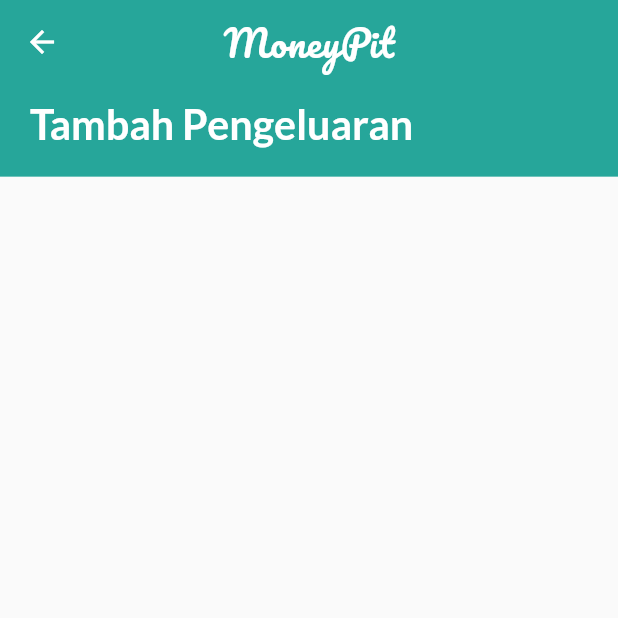
After one commit to ardhanmz/MoneyPit-Flutter, a Flutter app: the HomeView screen opened by its route, after a tap on the "add" icon, on a phone screen of 412 x 824 dp, the top half of it. The commit adds this screen. Run offline on Flutter 3.47's test engine with Material 2 defaults, Android fonts, the phone set to English and light mode, and no system bars; our stand-ins replace flutter_screenutil, flutter_svg, google_fonts; network calls fail.

Commit message:
Add Add Expense View

```diff
--- a/lib/main.dart
+++ b/lib/main.dart
@@ -1,4 +1,5 @@
 import 'package:flutter/material.dart';
+import 'package:moneypit_flutter/views/AddExpenseView.dart';
 import 'package:moneypit_flutter/views/ChangePasswordView.dart';
 import 'package:moneypit_flutter/views/HomeView.dart';
 import 'package:moneypit_flutter/views/LandingView.dart';
@@ -51,7 +52,8 @@ class MyApp extends StatelessWidget {
         '/SignUp': (context) => SignUpView(),
         '/SignIn': (context) => SingInView(),
         '/ChangePassword': (context) => ChangePasswordView(),
-        '/Home': (context) => HomeView()
+        '/Home': (context) => HomeView(),
+        '/AddExpense': (context) => AddExpenseView()
       },
     );
   }
--- /dev/null
+++ b/lib/views/AddExpenseView.dart
@@ -0,0 +1,63 @@
+import 'package:flutter/material.dart';
+import 'package:flutter_screenutil/flutter_screenutil.dart';
+import 'package:google_fonts/google_fonts.dart';
+
+class AddExpenseView extends StatefulWidget {
+  AddExpenseViewState createState() => AddExpenseViewState();
+}
+
+class AddExpenseViewState extends State<AddExpenseView> {
+  @override
+  Widget build(BuildContext context) {
+    ScreenUtil.init(context,
+        designSize: Size(750, 1334), allowFontScaling: true);
+    // TODO: implement build
+    return Scaffold(
+      appBar: PreferredSize(
+        child: Container(
+          child: AppBar(
+            elevation: 0.0,
+            title: Text(
+              "MoneyPit",
+              style: GoogleFonts.pacifico(
+                color: Colors.white,
+                fontSize: ScreenUtil().setSp(45),
+                letterSpacing: .5,
+              ),
+            ),
+            centerTitle: true,
+          ),
+        ),
+        preferredSize: Size.fromHeight(kToolbarHeight),
+      ),
+      body: SafeArea(
+        child: Column(
+          crossAxisAlignment: CrossAxisAlignment.start,
+          children: [
+            Container(
+              color: Theme.of(context).primaryColor,
+              width: ScreenUtil().setWidth(750),
+              height: ScreenUtil().setHeight(100),
+              child: Stack(
+                children: [
+                  Positioned(
+                    top: 10,
+                    left: 20,
+                    child: Text(
+                      "Tambah Pengeluaran",
+                      style: GoogleFonts.lato(
+                        color: Colors.white,
+                        fontWeight: FontWeight.bold,
+                        fontSize: ScreenUtil().setSp(50),
+                      ),
+                    ),
+                  )
+                ],
+              ),
+            )
+          ],
+        ),
+      ),
+    );
+  }
+}
--- a/lib/views/HomeView.dart
+++ b/lib/views/HomeView.dart
@@ -252,9 +252,12 @@ class HomeViewState extends State<HomeView> {
       ),
       floatingActionButton: FloatingActionButton(
         onPressed: () {
-          // Add your onPressed code here!
+          Navigator.pushNamed(context, '/AddExpense');
         },
-        child: Icon(Icons.navigation),
+        child: Icon(
+          Icons.add,
+          color: Colors.white,
+        ),
         backgroundColor: Theme.of(context).primaryColor,
       ),
     );
--- a/lib/views/SignInView.dart
+++ b/lib/views/SignInView.dart
@@ -63,7 +63,7 @@ class SignInViewState extends State<SingInView> {
                 height: ScreenUtil().setHeight(100),
                 child: RaisedButton(
                   onPressed: () {
-                    Navigator.pushNamed(context, '/SignIn');
+                    Navigator.pushNamed(context, '/Home');
                   },
                   child: Text(
                     "Lanjutkan",
```
